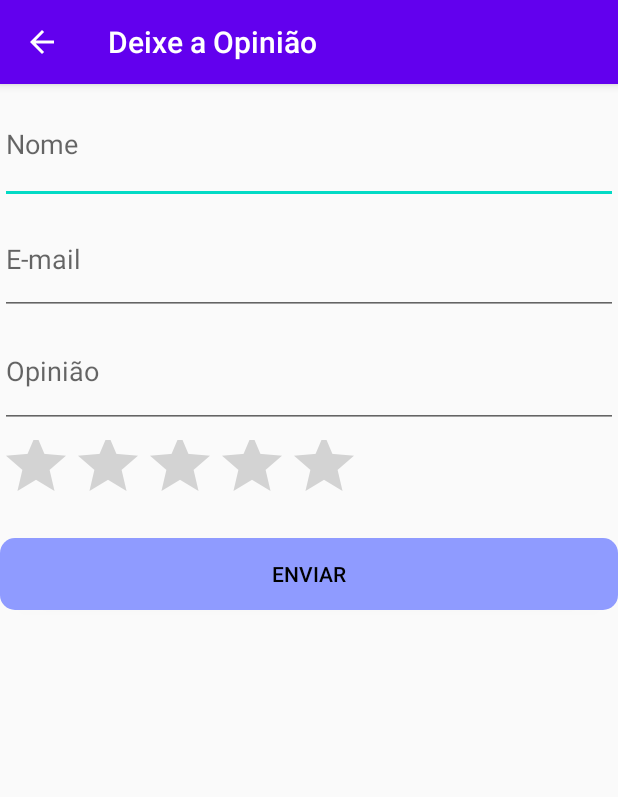
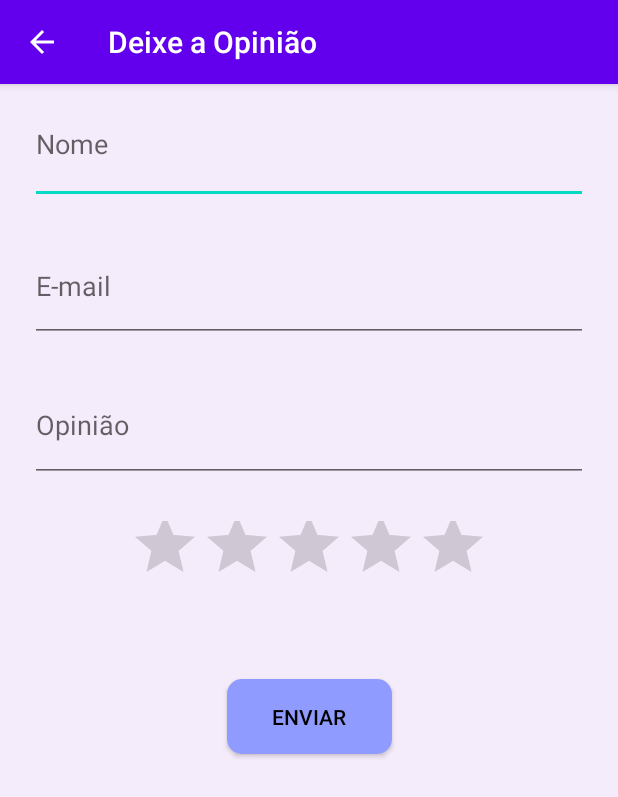
Before and after one commit to Yusufaky/MyMuseu, an Android app: the Opiniao screen opened directly, with no data from a screen before it, after a tap on "DEIXAR COMENTÁRIO", on a phone screen of 412 x 824 dp. Shown: the top 797 px of the screen. Run offline under Robolectric (Android 15) with nearby library versions, the light colour scheme and no system bars.

Commit message:
Tudo Bonito

```diff
--- a/app/src/main/java/com/example/mymuseu/MyCustomAdapter.kt
+++ b/app/src/main/java/com/example/mymuseu/MyCustomAdapter.kt
@@ -13,16 +13,16 @@ class MyCustomAdapter(context: Context) : BaseAdapter() {
 
     val mContext: Context
     val nomes = arrayListOf<String>(
-        "João Garcia", "Marcos Costa", "Ana Ribeiro", "António Saleiro", "Barack Obama"
+        "Marcos Costa",  "António Saleiro", "Daniela Freitas"
     )
 
     val comentarios = arrayListOf<String>(
-        "Uma boa visita", "Gostei bastante", "Uma boa aplicação", "Uma visita boa", "Bom"
+       "Gostei bastante", "Uma visita boa", "Boa Aplicação"
     )
     val classificacao = arrayListOf<Float>(
 
 
-        5.0F, 4.0F, 5.0F, 2.0F, 3.0F
+       5.0F, 5.0F, 3.0F
     )
 
     fun update(nome: String, comentario: String, n_classificacao: Float) {
--- a/app/src/main/java/com/example/mymuseu/Novaopiniao.kt
+++ b/app/src/main/java/com/example/mymuseu/Novaopiniao.kt
@@ -40,10 +40,10 @@ class Novaopiniao : AppCompatActivity() {
 
           if(nome.isEmpty()||comentarios.isEmpty() || email.isEmpty()|| validacao ==1){
                 if(validacao ==0) {
-                    Toast.makeText(this, "Algum dos campos não se encontram ainda preenchidos ou o email inserido não é válido",Toast.LENGTH_LONG).show()
+                    Toast.makeText(this, getString(R.string.naoPreenche),Toast.LENGTH_LONG).show()
 
                 }else{
-                    Toast.makeText(this, " O email inserido não é válido",Toast.LENGTH_LONG).show()
+                    Toast.makeText(this, getString(R.string.naoEmail),Toast.LENGTH_LONG).show()
                 }
 
 
--- a/app/src/main/res/layout/activity_novaopiniao.xml
+++ b/app/src/main/res/layout/activity_novaopiniao.xml
@@ -4,49 +4,73 @@
     xmlns:tools="http://schemas.android.com/tools"
     android:layout_width="match_parent"
     android:layout_height="match_parent"
+    android:background="@color/corFundo"
     tools:context=".Novaopiniao">
-    <LinearLayout
-        android:layout_width="match_parent"
-        android:layout_height="match_parent"
-        android:orientation="vertical">
 
     <EditText
         android:id="@+id/Opiniao_nome"
         android:layout_width="match_parent"
         android:layout_height="80dp"
+        android:layout_marginStart="20dp"
+        android:layout_marginEnd="20dp"
         android:ems="10"
         android:hint="@string/nome_txt"
-            android:inputType="textPersonName" />
+        android:inputType="textPersonName"
+        app:layout_constraintEnd_toEndOf="parent"
+        app:layout_constraintStart_toStartOf="parent"
+        app:layout_constraintTop_toTopOf="parent" />
 
     <EditText
         android:id="@+id/Opiniao_email"
         android:layout_width="match_parent"
         android:layout_height="74dp"
+        android:layout_marginStart="20dp"
+        android:layout_marginTop="18dp"
+        android:layout_marginEnd="20dp"
         android:ems="10"
         android:hint="@string/e_mail_txt"
-            android:inputType="textPersonName" />
+        android:inputType="textPersonName"
+        app:layout_constraintEnd_toEndOf="parent"
+        app:layout_constraintStart_toStartOf="parent"
+        app:layout_constraintTop_toBottomOf="@+id/Opiniao_nome" />
 
     <EditText
         android:id="@+id/Opiniao_comentario"
         android:layout_width="match_parent"
         android:layout_height="75dp"
+        android:layout_marginStart="20dp"
+        android:layout_marginTop="18dp"
+        android:layout_marginEnd="20dp"
         android:ems="10"
         android:hint="@string/opiniao_txt"
-            android:inputType="textPersonName" />
+        android:inputType="textPersonName"
+        app:layout_constraintEnd_toEndOf="parent"
+        app:layout_constraintStart_toStartOf="parent"
+        app:layout_constraintTop_toBottomOf="@+id/Opiniao_email" />
 
     <RatingBar
         android:id="@+id/ratingBar"
         android:layout_width="wrap_content"
         android:layout_height="73dp"
-            android:numStars="5"/>
+        android:layout_marginStart="85dp"
+        android:layout_marginTop="18dp"
+        android:layout_marginEnd="86dp"
+        android:numStars="5"
+        app:layout_constraintEnd_toEndOf="parent"
+        app:layout_constraintStart_toStartOf="parent"
+        app:layout_constraintTop_toBottomOf="@+id/Opiniao_comentario" />
 
     <Button
         android:id="@+id/button_opiniao"
-            android:layout_width="match_parent"
-            android:layout_height="wrap_content"
+        android:layout_width="110dp"
+        android:layout_height="50dp"
+        android:layout_marginTop="40dp"
         android:background="@drawable/designbutton"
         android:fontFamily="@string/fonte"
         android:text="@string/enviar_novaOpiniao"
-            android:textColor="@color/corTexto" />
-    </LinearLayout>
+        android:textColor="@color/corTexto"
+        app:layout_constraintEnd_toEndOf="parent"
+        app:layout_constraintHorizontal_bias="0.5"
+        app:layout_constraintStart_toStartOf="parent"
+        app:layout_constraintTop_toBottomOf="@+id/ratingBar" />
 </androidx.constraintlayout.widget.ConstraintLayout>
--- a/app/src/main/res/layout/activity_opiniao.xml
+++ b/app/src/main/res/layout/activity_opiniao.xml
@@ -4,7 +4,9 @@
     xmlns:tools="http://schemas.android.com/tools"
     android:layout_width="match_parent"
     android:layout_height="match_parent"
-    tools:context=".Opiniao">
+    android:background="@color/corFundo"
+    tools:context=".Opiniao"
+    android:padding="16dp">
 
 
     <ListView
@@ -22,7 +24,7 @@
         android:id="@+id/button_add_opiniao"
         android:layout_width="157dp"
         android:layout_height="53dp"
-        android:layout_marginTop="400dp"
+        android:layout_marginTop="500dp"
         android:background="@drawable/designbutton"
         android:text="@string/deixar_comentario_List"
         android:textColor="@color/corTexto"
--- a/app/src/main/res/layout/activity_q_r_code.xml
+++ b/app/src/main/res/layout/activity_q_r_code.xml
@@ -4,6 +4,7 @@
     xmlns:tools="http://schemas.android.com/tools"
     android:layout_width="match_parent"
     android:layout_height="match_parent"
+    android:background="@color/corFundo"
     tools:context=".QRCode">
 
     <Button
--- a/app/src/main/res/layout/activity_q_rcode__quadro.xml
+++ b/app/src/main/res/layout/activity_q_rcode__quadro.xml
@@ -4,6 +4,7 @@
     xmlns:tools="http://schemas.android.com/tools"
     android:layout_width="match_parent"
     android:layout_height="match_parent"
+    android:background="@color/corFundo"
     tools:context=".QRcode_Quadro">
 
     <ImageView
--- a/app/src/main/res/layout/activity_q_rcode__sala.xml
+++ b/app/src/main/res/layout/activity_q_rcode__sala.xml
@@ -4,6 +4,7 @@
     xmlns:tools="http://schemas.android.com/tools"
     android:layout_width="match_parent"
     android:layout_height="match_parent"
+    android:background="@color/corFundo"
     tools:context=".QRcode_Sala">
 
     <ImageView
--- a/app/src/main/res/values/colors.xml
+++ b/app/src/main/res/values/colors.xml
@@ -4,4 +4,5 @@
     <color name="colorPrimaryDark">#3700B3</color>
     <color name="colorAccent">#03DAC5</color>
     <color name="corTexto">#000000</color>
+    <color name="corFundo">#F5ECFB</color>
 </resources>
--- a/app/src/main/res/values/dimens.xml
+++ b/app/src/main/res/values/dimens.xml
@@ -2,6 +2,7 @@
 <resources>
     <dimen name="titulos">30sp</dimen>
     <dimen name="descricoes">18dp</dimen>
-    <dimen name="margimMenu">20dp</dimen>
+    <dimen name="main">25dp</dimen>
+    <dimen name="margimMenu">15dp</dimen>
     <dimen name="tamanho_img">200dp</dimen>
 </resources>
--- a/app/src/main/res/values/strings.xml
+++ b/app/src/main/res/values/strings.xml
@@ -30,4 +30,6 @@
     <string name="QRCODEQUADRO">QRCode Quadro</string>
     <string name="QRCODESALA">QRCode Sala</string>
     <string name="MapaMain" translatable="false">Mapa</string>
+    <string name="naoPreenche" >Algum dos campos não se encontram ainda preenchidos ou o email inserido não é válido</string>
+    <string name="naoEmail" >O email inserido não é válido</string>
 </resources>
```
Also changed, not shown: app/src/main/res/layout/activity_main.xml (+4 -3 lines), app/src/main/res/layout/list.xml (+25 -25 lines), 1 other file. Lines whose indentation alone changed are shown as unchanged.
